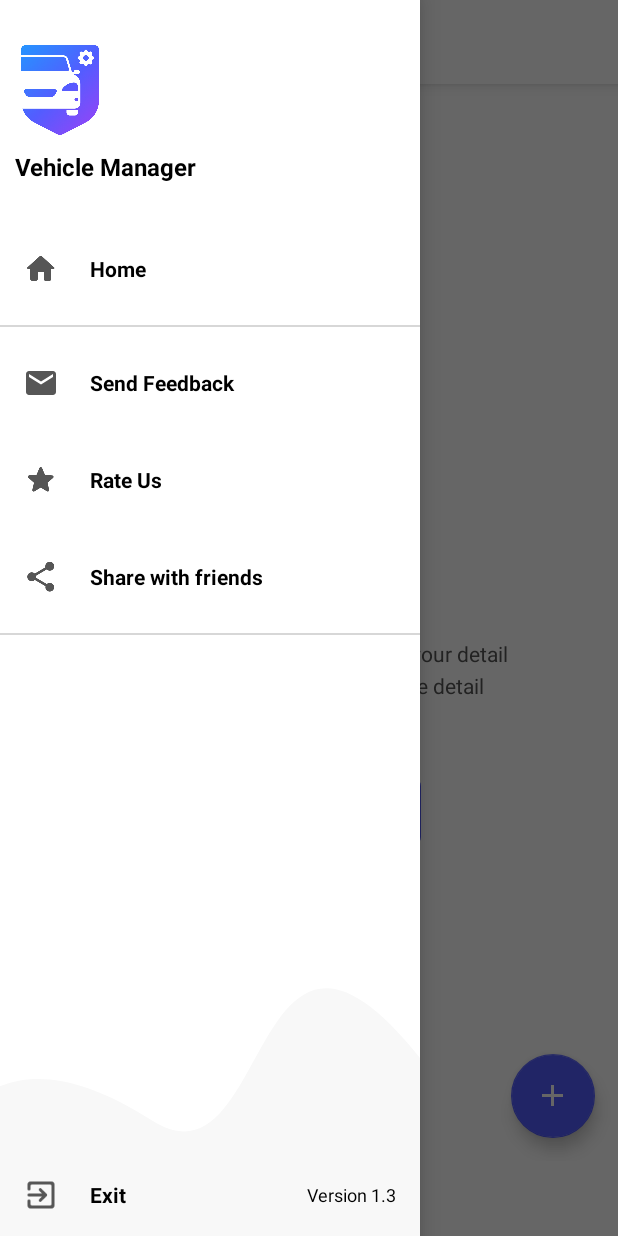
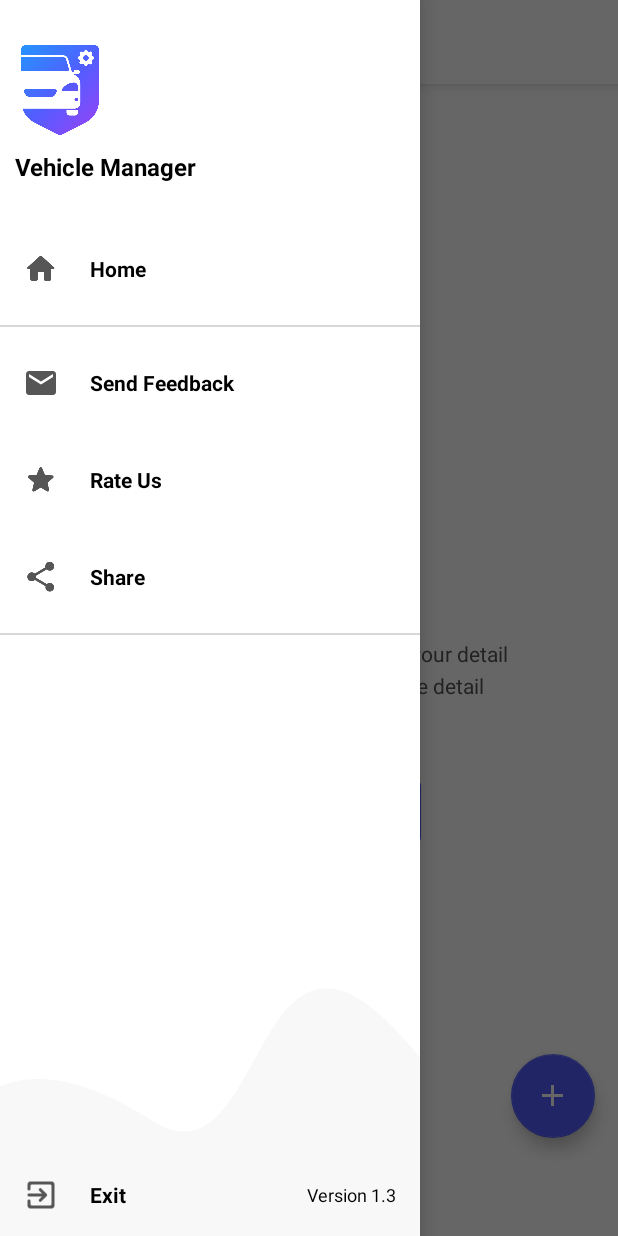
Before and after one commit to ahmedaminebouchmal/Vehicle-Manager, an Android app: the screen it shows after launch (MainActivity), with the side drawer open, on a phone screen of 412 x 824 dp. Run offline under Robolectric (Android 15) with nearby library versions, the phone set to English and light mode, and no system bars; our stand-ins replace AdMob, Volley; libraries missing offline, so code that uses them is left out: com.facebook.ads; pictures from the network do not load; 2 statements that could not run were skipped.

Commit message:
12 Mai Commit

```diff
--- a/app/src/main/res/values/strings.xml
+++ b/app/src/main/res/values/strings.xml
@@ -5,7 +5,7 @@
     <string name="drawer_menu_home">Home</string>
     <string name="drawer_menu_contact">Send Feedback</string>
     <string name="drawer_menu_rate">Rate Us</string>
-    <string name="drawer_menu_share">Share with friends</string>
+    <string name="drawer_menu_share">Share</string>
     <string name="drawer_menu_more">More App</string>
     <string name="drawer_menu_sing_out">Sign out</string>
     <string name="drawer_menu_exit">Exit</string>
```
